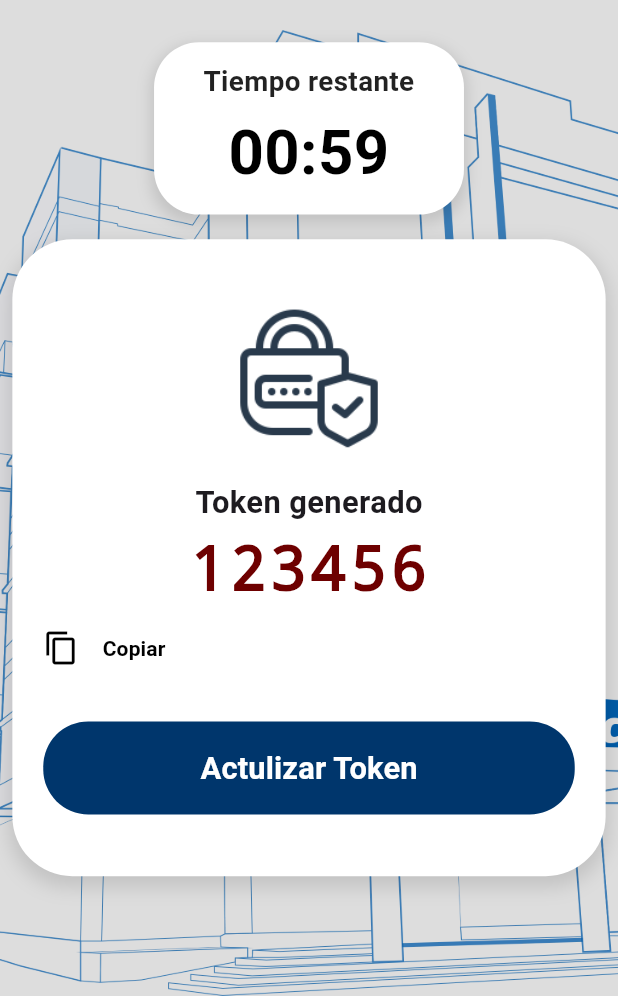
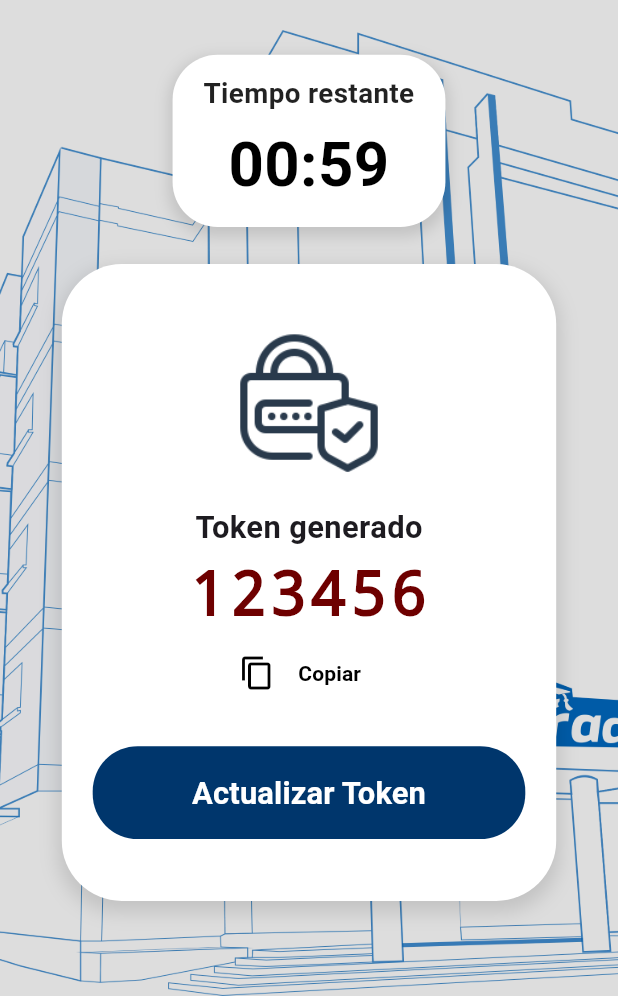
Before and after one commit to UnstopLim/postgradoN, a Flutter app: the screen it shows after launch, after a tap on "Log in", on a phone screen of 412 x 824 dp, the part 240-1236 px from its top. Run offline on Flutter 3.47's test engine with Material 3 defaults, Android fonts, the phone set to English and light mode, and no system bars; our stand-ins replace animate_do, auto_route, google_fonts; network calls fail; Roboto replaces fonts that are missing (RobotoMono).

Commit message:
se areglo el splash screen

```diff
--- a/lib/Core/Navigator/AppRouter.dart
+++ b/lib/Core/Navigator/AppRouter.dart
@@ -6,9 +6,9 @@ import 'package:postgrado/Core/Navigator/AppRouter.gr.dart';
 class AppRouter extends $AppRouter {
   @override
   List<AutoRoute> get routes => [
-    AutoRoute(page: SplashRoute.page, initial: true),
+   // AutoRoute(page: SplashRoute.page, initial: true),
     AutoRoute(page: Recuperar.page),
-    AutoRoute(page: Login.page),
+    AutoRoute(page: Login.page, initial: true),
     AutoRoute(page: Home.page),
     AutoRoute(page: Perfil.page),
     AutoRoute(page: Cambio.page)
--- a/lib/Feacture/Home/Presentacion/Page/Home.dart
+++ b/lib/Feacture/Home/Presentacion/Page/Home.dart
@@ -71,16 +71,20 @@ class _ViewState extends State<Home> {
 
           SingleChildScrollView(
             child: Padding(
-              padding: EdgeInsets.symmetric(horizontal: screenSize.width * 0.02),
+              padding: EdgeInsets.symmetric(horizontal: screenSize.width * 0.1), // Márgenes laterales más grandes
               child: Column(
-                mainAxisAlignment: MainAxisAlignment.start,
                 crossAxisAlignment: CrossAxisAlignment.center,
                 children: [
-                  SizedBox(height: screenSize.height * 0.01),
+                  SizedBox(height: screenSize.height * 0.02),
+
+                  // Contenedor de Tiempo Restante
                   Container(
+                    constraints: BoxConstraints(
+                      maxWidth: 400, // Reduce el ancho máximo para que no se expanda tanto
+                    ),
                     padding: EdgeInsets.symmetric(
                       vertical: screenSize.height * 0.015,
-                      horizontal: screenSize.width * 0.08,
+                      horizontal: screenSize.width * 0.05,
                     ),
                     decoration: BoxDecoration(
                       color: Colors.white,
@@ -120,9 +124,13 @@ class _ViewState extends State<Home> {
                     ),
                   ),
 
-                  SizedBox(height: screenSize.height * 0.02),
+                  SizedBox(height: screenSize.height * 0.03),
+
+                  // Contenedor de Token
                   Container(
-                    width: double.infinity,
+                    constraints: BoxConstraints(
+                      maxWidth: 400, // Reduce el ancho máximo
+                    ),
                     padding: EdgeInsets.symmetric(
                       horizontal: screenSize.width * 0.05,
                       vertical: screenSize.height * 0.05,
@@ -142,9 +150,19 @@ class _ViewState extends State<Home> {
                     child: Column(
                       mainAxisSize: MainAxisSize.min,
                       children: [
-                        Image.asset( "assets/seguridad.png", width: screenSize.width * 0.25 , fit: BoxFit.contain,),
+                        Image.asset(
+                          "assets/seguridad.png",
+                          width: screenSize.width * 0.25,
+                          fit: BoxFit.contain,
+                        ),
                         SizedBox(height: screenSize.height * 0.02),
-                        Text("Token generado",style: TextStyle(fontSize: screenSize.width*0.05,fontWeight: FontWeight.bold),),
+                        Text(
+                          "Token generado",
+                          style: TextStyle(
+                            fontSize: screenSize.width * 0.05,
+                            fontWeight: FontWeight.bold,
+                          ),
+                        ),
                         Text(
                           _token,
                           style: TextStyle(
@@ -156,9 +174,19 @@ class _ViewState extends State<Home> {
                           ),
                         ),
                         Row(
+                          mainAxisAlignment: MainAxisAlignment.center,
                           children: [
-                            Icon(Icons.copy ,color: Colors.black,),
-                            TextButton(onPressed: (){} , child: Text(" Copiar",style:  TextStyle(color: Colors.black,fontWeight: FontWeight.bold),)),
+                            Icon(Icons.copy, color: Colors.black),
+                            TextButton(
+                              onPressed: () {},
+                              child: Text(
+                                " Copiar",
+                                style: TextStyle(
+                                  color: Colors.black,
+                                  fontWeight: FontWeight.bold,
+                                ),
+                              ),
+                            ),
                           ],
                         ),
                         SizedBox(height: screenSize.height * 0.03),
@@ -168,13 +196,17 @@ class _ViewState extends State<Home> {
                             onPressed: _isGeneratingToken ? null : _generateToken,
                             style: ElevatedButton.styleFrom(
                               backgroundColor: Color(0xFF00366C),
-                              shape: RoundedRectangleBorder(borderRadius: BorderRadius.circular(30)),
-                              padding: EdgeInsets.symmetric(vertical: screenSize.height * 0.02),
+                              shape: RoundedRectangleBorder(
+                                borderRadius: BorderRadius.circular(30),
+                              ),
+                              padding: EdgeInsets.symmetric(
+                                vertical: screenSize.height * 0.02,
+                              ),
                               elevation: 0,
                               shadowColor: Colors.blueAccent.withOpacity(0.3),
                             ),
                             child: Text(
-                              _isGeneratingToken ? "Generando..." : "Actulizar Token",
+                              _isGeneratingToken ? "Generando..." : "Actualizar Token",
                               style: TextStyle(
                                 fontSize: screenSize.width * 0.05,
                                 fontWeight: FontWeight.bold,
--- a/lib/Feacture/Home/Presentacion/Page/snap.dart
+++ b/lib/Feacture/Home/Presentacion/Page/snap.dart
@@ -11,33 +11,24 @@ class SplashScreen extends StatefulWidget {
 class _SplashScreenState extends State<SplashScreen> with SingleTickerProviderStateMixin {
   late AnimationController _controller;
   late Animation<double> _animation;
-  bool _visible = false;
 
   @override
   void initState() {
     super.initState();
 
-    WidgetsBinding.instance.addPostFrameCallback((_) {
-      _startAnimation();
-    });
-
+    // Iniciar la animación
     _controller = AnimationController(
       vsync: this,
-      duration: const Duration(seconds: 3),
+      duration: const Duration(seconds: 2), // La animación dura 2 segundos
     );
 
     _animation = CurvedAnimation(parent: _controller, curve: Curves.easeOut);
-  }
+    _controller.forward();
 
-  void _startAnimation() {
-    setState(() {
-      _visible = true;
-    });
-
-    _controller.forward();
-    Future.delayed(const Duration(seconds: 4), () {
+    // Esperamos 3 segundos más y pasamos a la pantalla principal
+    Future.delayed(const Duration(seconds: 5), () {
       if (mounted) {
-        context.pushRoute(Login());
+        context.router.replace(Login()); // Transición al login
       }
     });
   }
@@ -56,41 +47,19 @@ class _SplashScreenState extends State<SplashScreen> with SingleTickerProviderSt
           gradient: LinearGradient(
             begin: Alignment.topCenter,
             end: Alignment.bottomCenter,
-            colors: [
-              Color(0xFF002C47),
-              Color(0xFF001225),
-              Color(0xFF00375A),
-            ],
+            colors: [Color(0xFF002C47), Color(0xFF001225), Color(0xFF00375A)], // Degradado de fondo
             stops: [0.0, 0.5, 1.0],
           ),
         ),
         child: Center(
-          child: Column(
-            mainAxisAlignment: MainAxisAlignment.center,
-            children: [
-              FadeTransition(
-                opacity: _animation,
-                child: ScaleTransition(
-                  scale: _animation,
-                  child: Image.asset(
-                    'assets/logo1.png',
-                    width: 200,
-                  ),
-                ),
-              ),
-              const SizedBox(height: 20),
-              const Text(
-                'Versión',
-                style: TextStyle(color: Colors.white, fontSize: 16),
-              ),
-              const Text(
-                '1.0',
-                style: TextStyle(color: Colors.white, fontSize: 24, fontWeight: FontWeight.bold),
-              ),
-            ],
+          child: ScaleTransition(
+            scale: _animation,
+            child: Image.asset(
+              'assets/logo1.png',
+              width: 200, // Tamaño del logo
+            ),
           ),
         ),
-
       ),
     );
   }
--- a/lib/Feacture/Login/Presentacion/Page/Login.dart
+++ b/lib/Feacture/Login/Presentacion/Page/Login.dart
@@ -2,46 +2,48 @@ import 'package:auto_route/auto_route.dart';
 import 'package:flutter/material.dart';
 import 'package:postgrado/Core/Navigator/AppRouter.gr.dart';
 
-import 'package:flutter/material.dart';
-import 'package:auto_route/auto_route.dart';
-
-import 'package:flutter/material.dart';
-import 'package:auto_route/auto_route.dart';
 
 @RoutePage()
 class Login extends StatefulWidget {
   const Login({super.key});
 
   @override
-  State<Login> createState() => _LoginDaoState();
+  State<Login> createState() => _LoginState();
 }
 
-class _LoginDaoState extends State<Login> {
-  final TextEditingController num1 = TextEditingController();
-  final TextEditingController num2 = TextEditingController();
+class _LoginState extends State<Login> {
+  final TextEditingController emailController = TextEditingController();
+  final TextEditingController passwordController = TextEditingController();
+  bool _isPasswordVisible = false;
+  bool _rememberMe = false;
 
   @override
   Widget build(BuildContext context) {
-    final screenWidth = MediaQuery.of(context).size.width;
-    final screenHeight = MediaQuery.of(context).size.height;
-    final isLandscape = MediaQuery.of(context).orientation == Orientation.landscape;
+    final mediaQuery = MediaQuery.of(context);
+    final screenWidth = mediaQuery.size.width;
+    final screenHeight = mediaQuery.size.height;
+    final isLandscape = mediaQuery.orientation == Orientation.landscape;
 
     return Scaffold(
       backgroundColor: Colors.grey[350],
-      body: SingleChildScrollView(
+      body: LayoutBuilder(
+        builder: (context, constraints) {
+          return SingleChildScrollView(
             child: ConstrainedBox(
-          constraints: BoxConstraints(minHeight: screenHeight),
+              constraints: BoxConstraints(
+                minHeight: constraints.maxHeight,
+              ),
               child: IntrinsicHeight(
                 child: Stack(
                   children: [
+                    // Fondo degradado
                     Container(
                       height: isLandscape ? screenHeight * 0.4 : screenHeight * 0.5,
                       decoration: BoxDecoration(
                         gradient: LinearGradient(
                           begin: Alignment.topCenter,
                           end: Alignment.bottomCenter,
-                      colors: [Color(0xFF230000), Color(0xFF002A55),Color(
-                          0xFF00305E)], // Azul oscuro a azul
+                          colors: [Color(0xFF230000), Color(0xFF002A55), Color(0xFF00305E)],
                         ),
                         borderRadius: BorderRadius.only(
                           bottomLeft: Radius.circular(150),
@@ -49,90 +51,148 @@ class _LoginDaoState extends State<Login> {
                         ),
                       ),
                     ),
+
+                    // Logo centrado
                     Positioned(
-                  top: isLandscape ? screenHeight * 0.11 : screenHeight * 0.11, // Ajuste para subir más la imagen
+                      top: screenHeight * 0.10,
                       left: 0,
                       right: 0,
                       child: Center(
                         child: Image.asset(
-                      "assets/logo2.png", // Reemplázalo con la dirección de tu imagen
-                      width: screenWidth * 0.4,
-                      height: screenWidth * 0.4,
+                          "assets/logo2.png",
+                          width: screenWidth * 0.35,
+                          height: screenWidth * 0.35,
                           fit: BoxFit.contain,
                         ),
                       ),
                     ),
+
+                    // Contenedor principal
                     Positioned(
-                  top: isLandscape ? screenHeight * 0.3 : screenHeight * 0.36,
-                  left: screenWidth * 0.1,
-                  right: screenWidth * 0.1,
+                      top: isLandscape ? screenHeight * 0.25 : screenHeight * 0.38,
+                      left: screenWidth * 0.08,
+                      right: screenWidth * 0.08,
                       child: Container(
                         padding: EdgeInsets.all(screenWidth * 0.05),
                         decoration: BoxDecoration(
                           color: Colors.white,
                           borderRadius: BorderRadius.circular(30),
-                      boxShadow: [
-                        BoxShadow(color: Colors.black, blurRadius: 2, offset: Offset(0, 5)),
-                      ],
+                          boxShadow: [BoxShadow(color: Colors.black26, blurRadius: 5, offset: Offset(0, 5))],
                         ),
                         child: Column(
                           mainAxisSize: MainAxisSize.min,
                           children: [
-                        SizedBox(height: screenHeight * 0.03),
+                            SizedBox(height: screenHeight * 0.02),
                             Text(
                               "Bienvenido",
-                          style: TextStyle(fontSize: screenWidth * 0.07, fontWeight: FontWeight.bold,fontFamily: 'Roboto'),
+                              style: TextStyle(fontSize: screenWidth * 0.07, fontWeight: FontWeight.bold, fontFamily: 'Roboto'),
                             ),
-                        Text("A posgrado Token",style: TextStyle(color: Color(
-                            0xFF700015),fontWeight: FontWeight.bold,fontSize: screenWidth * 0.04)
+                            Text(
+                              "A Posgrado Token",
+                              style: TextStyle(color: Color(0xFF700015), fontWeight: FontWeight.bold, fontSize: screenWidth * 0.04),
                             ),
-                        SizedBox(height: screenHeight * 0.04),
+                            SizedBox(height: screenHeight * 0.03),
+
+                            // Campo de email con icono
                             TextField(
-                          controller: num1,
+                              controller: emailController,
+                              keyboardType: TextInputType.emailAddress,
                               decoration: InputDecoration(
                                 labelText: "E-Mail",
+                                prefixIcon: Icon(Icons.email, color: Colors.black54),
                                 border: OutlineInputBorder(borderRadius: BorderRadius.circular(15)),
                                 filled: true,
                                 fillColor: Colors.white.withOpacity(0.1),
                                 focusedBorder: OutlineInputBorder(
-                              borderSide: BorderSide(color: Colors.black, width: 2.0), // Borde negro cuando está enfocado
+                                  borderSide: BorderSide(color: Colors.black, width: 2.0),
                                   borderRadius: BorderRadius.circular(8),
                                 ),
                               ),
                             ),
-                        SizedBox(height: screenHeight * 0.03),
+                            SizedBox(height: screenHeight * 0.02),
+
+                            // Campo de contraseña con icono y botón de visibilidad
                             TextField(
-                          controller: num2,
-                          obscureText: true,
+                              controller: passwordController,
+                              obscureText: !_isPasswordVisible,
                               decoration: InputDecoration(
                                 labelText: "Password",
+                                prefixIcon: Icon(Icons.lock, color: Colors.black54),
+                                suffixIcon: IconButton(
+                                  icon: Icon(
+                                    _isPasswordVisible ? Icons.visibility : Icons.visibility_off,
+                                    color: Colors.black54,
+                                  ),
+                                  onPressed: () {
+                                    setState(() {
+                                      _isPasswordVisible = !_isPasswordVisible;
+                                    });
+                                  },
+                                ),
                                 border: OutlineInputBorder(borderRadius: BorderRadius.circular(15)),
                                 filled: true,
-                            fillColor: Colors.white.withOpacity(0.2), // Fondo cuando no está enfocado
+                                fillColor: Colors.white.withOpacity(0.2),
                                 focusedBorder: OutlineInputBorder(
-                              borderSide: BorderSide(color: Colors.black, width: 2.0), // Borde negro cuando está enfocado
+                                  borderSide: BorderSide(color: Colors.black, width: 2.0),
                                   borderRadius: BorderRadius.circular(8),
                                 ),
                               ),
                             ),
-                        SizedBox(height: screenHeight * 0.03),
-                        ElevatedButton(
+                            SizedBox(height: screenHeight * 0.02),
+
+                            // Checkbox "Recordar contraseña"
+                            Row(
+                              mainAxisAlignment: MainAxisAlignment.start,
+                              children: [
+                                Checkbox(
+                                  value: _rememberMe,
+                                  activeColor: Color(0xFF00397C),
+                                  onChanged: (value) {
+                                    setState(() {
+                                      _rememberMe = value!;
+                                    });
+                                  },
+                                ),
+                                Text(
+                                  "Recordar contraseña",
+                                  style: TextStyle(fontSize: screenWidth * 0.04, fontWeight: FontWeight.w500),
+                                ),
+                              ],
+                            ),
+                            SizedBox(height: screenHeight * 0.02),
+
+                            // Botón de inicio de sesión
+                            SizedBox(
+                              width: double.infinity,
+                              child: ElevatedButton(
                                 onPressed: () {
                                   context.router.push(Home());
                                 },
-                          child: Text(" Log in", style: TextStyle(fontSize: screenWidth * 0.05, color: Colors.white)),
                                 style: ElevatedButton.styleFrom(
                                   backgroundColor: Color(0xFF00397C),
                                   shape: RoundedRectangleBorder(borderRadius: BorderRadius.circular(27)),
-                            padding: EdgeInsets.symmetric(
-                              vertical: screenHeight * 0.00002,
-                              horizontal: screenWidth * 0.3,
+                                  padding: EdgeInsets.symmetric(vertical: screenHeight * 0.015),
+                                ),
+                                child: Text(
+                                  "Log in",
+                                  style: TextStyle(fontSize: screenWidth * 0.05, color: Colors.white),
                                 ),
                               ),
                             ),
-                        SizedBox(height: screenHeight * 0.03),
-                        TextButton(onPressed:() {context.router.push(Recuperar());}, child: Text("¿Olvidaste tu contraseña?",style: TextStyle(fontSize: screenWidth * 0.04,color: Color(
-                            0xFF000000), fontWeight: FontWeight.bold))),
+
+                            SizedBox(height: screenHeight * 0.02),
+
+                            // Botón "Olvidaste tu contraseña?"
+                            TextButton(
+                              onPressed: () {
+                                context.router.push(Recuperar());
+                              },
+                              child: Text(
+                                "¿Olvidaste tu contraseña?",
+                                style: TextStyle(fontSize: screenWidth * 0.04, color: Color(0xFF000000), fontWeight: FontWeight.bold),
+                              ),
+                            ),
+
                             SizedBox(height: screenHeight * 0.03),
                           ],
                         ),
@@ -142,6 +202,8 @@ class _LoginDaoState extends State<Login> {
                 ),
               ),
             ),
+          );
+        },
       ),
     );
   }
--- a/lib/main.dart
+++ b/lib/main.dart
@@ -29,7 +29,7 @@ class MyApp extends StatelessWidget {
         colorScheme: ColorScheme.fromSeed(seedColor: Colors.deepPurple),
       ),
       routerConfig: _app_router.config(),
-      //home: Perfil(),
+      //home: Login(),
     );
   }
 }
```
Also changed, not shown: pubspec.yaml (+16 -1 lines), pubspec.lock. Lines whose indentation alone changed are shown as unchanged.
